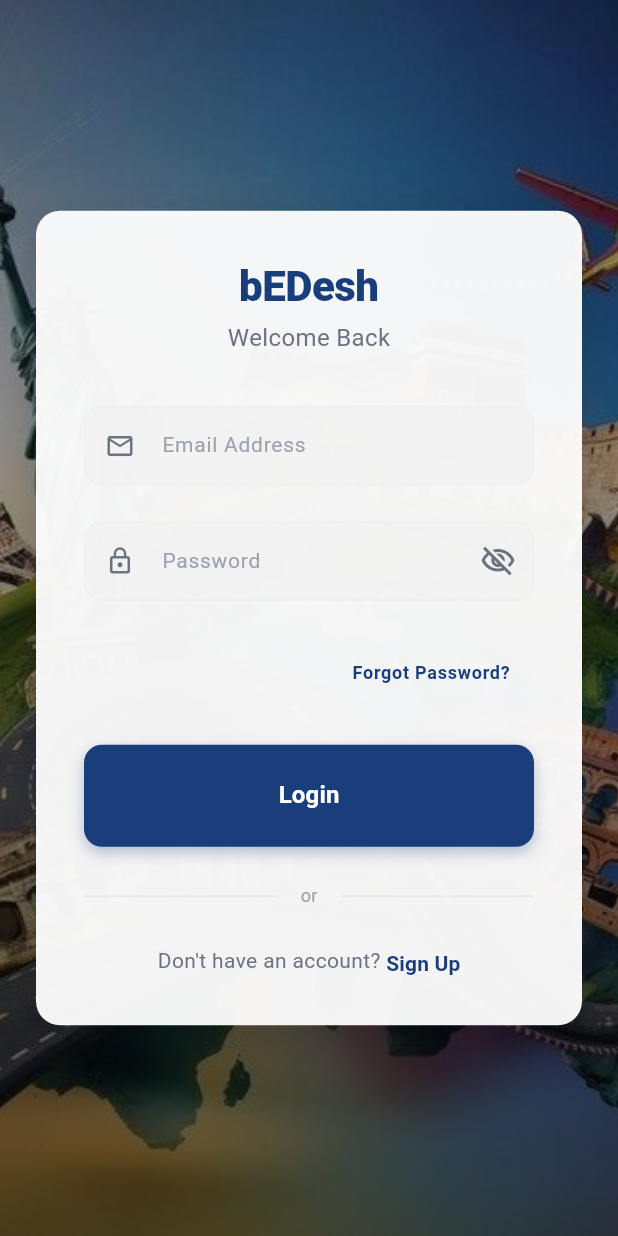
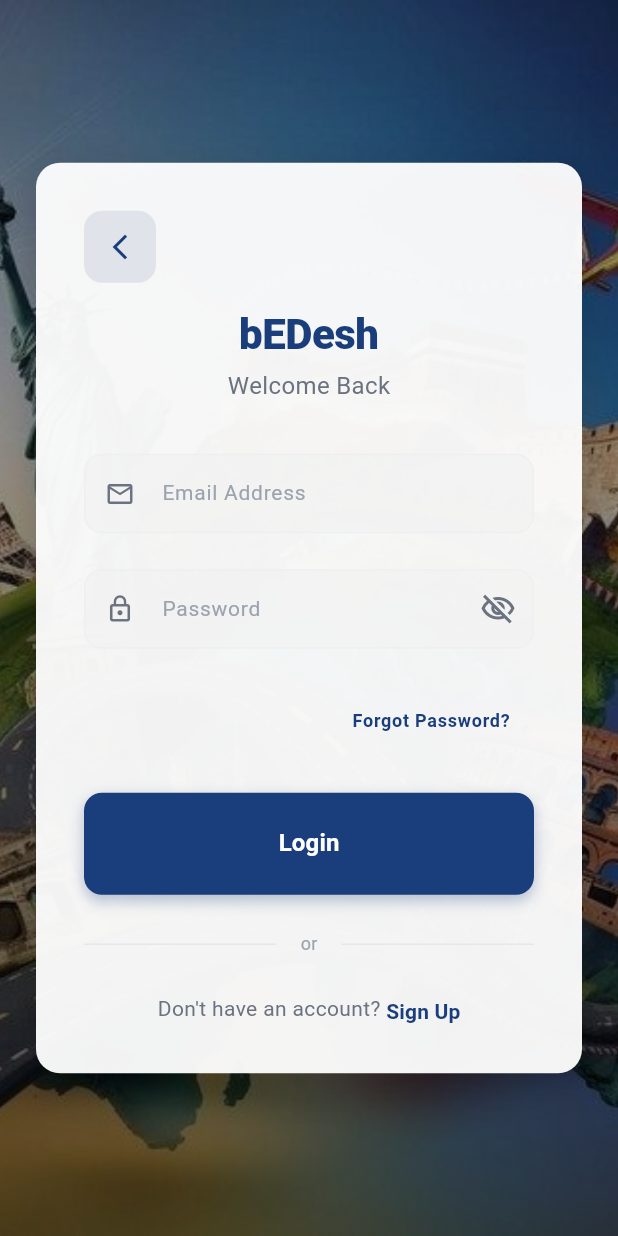
Before and after one commit to deadshoot333/bEDesh, a Flutter app: the LoginPage screen opened directly, on a phone screen of 412 x 824 dp. Run offline on Flutter 3.47's test engine with Material 3 defaults, Android fonts, the phone set to English and light mode, and no system bars; our stand-ins replace image_picker, intl_phone_field, share_plus, shared_preferences; accounts and stored records are empty.

Commit message:
login back button worked

```diff
--- a/lib/features/auth/presentation/pages/login_page.dart
+++ b/lib/features/auth/presentation/pages/login_page.dart
@@ -8,6 +8,7 @@ import '../../../../core/services/auth_service.dart';
 import '../../../../core/models/api_error.dart';
 import '../../../../MainNavigationPage.dart';
 import 'signup_page.dart';
+import '../../../onboarding/presentation/pages/modern_onboarding_page.dart';
 
 class LoginPage extends StatefulWidget {
   const LoginPage({super.key});
@@ -91,6 +92,34 @@ class _LoginPageState extends State<LoginPage> {
                       child: Column(
                         mainAxisSize: MainAxisSize.min,
                         children: [
+                          // Back Button
+                          Row(
+                            children: [
+                              Container(
+                                decoration: BoxDecoration(
+                                  color: AppColors.primary.withOpacity(0.1),
+                                  borderRadius: BorderRadius.circular(12),
+                                ),
+                                child: IconButton(
+                                  icon: Icon(
+                                    Icons.arrow_back_ios_new,
+                                    color: AppColors.primary,
+                                    size: 20,
+                                  ),
+                                  onPressed: () {
+                                    Navigator.pushReplacement(
+                                      context,
+                                      MaterialPageRoute(
+                                        builder: (context) => const ModernOnboardingPage(),
+                                      ),
+                                    );
+                                  },
+                                ),
+                              ),
+                            ],
+                          ),
+                          const SizedBox(height: AppConstants.spaceM),
+
                           // Logo/Title
                           Text(
                             AppConstants.appName,
```
